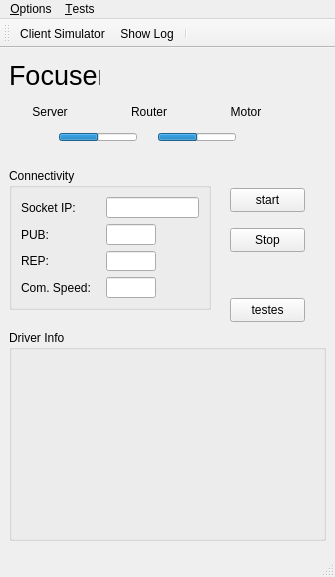
dev-LNA/HostFocuser160, file assets/ui/main.ui: the form before one commit.
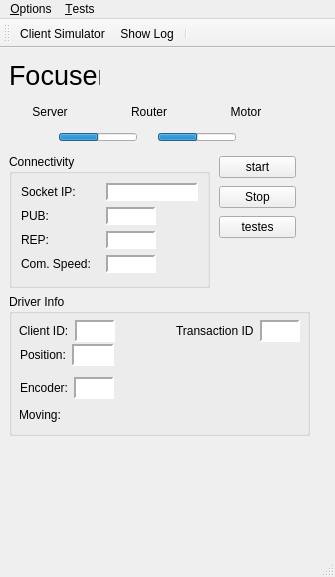
The form after the commit. Icons and pictures are not drawn.

Diff of the .ui file:
```diff
--- a/assets/ui/main.ui
+++ b/assets/ui/main.ui
@@ -2178,9 +2178,9 @@
     <property name="geometry">
      <rect>
       <x>9</x>
-      <y>120</y>
-      <width>202</width>
-      <height>142</height>
+      <y>106</y>
+      <width>201</width>
+      <height>134</height>
      </rect>
     </property>
     <property name="title">
@@ -2191,40 +2191,12 @@
       <number>15</number>
      </property>
      <item row="0" column="0">
-      <widget class="QLabel" name="lblSocketIP">
+      <widget class="QLabel" name="lblIP">
        <property name="text">
         <string>Socket IP:</string>
        </property>
       </widget>
      </item>
-     <item row="0" column="1">
-      <widget class="QLineEdit" name="txtSocketIP">
-       <property name="maximumSize">
-        <size>
-         <width>100</width>
-         <height>16777215</height>
-        </size>
-       </property>
-       <property name="focusPolicy">
-        <enum>Qt::FocusPolicy::NoFocus</enum>
-       </property>
-       <property name="statusTip">
-        <string>IP Address of the Binded Socket</string>
-       </property>
-       <property name="text">
-        <string/>
-       </property>
-       <property name="alignment">
-        <set>Qt::AlignmentFlag::AlignCenter</set>
-       </property>
-       <property name="readOnly">
-        <bool>true</bool>
-       </property>
-       <property name="placeholderText">
-        <string/>
-       </property>
-      </widget>
-     </item>
      <item row="1" column="0">
       <widget class="QLabel" name="lblPUB">
        <property name="text">
@@ -2232,34 +2204,6 @@
        </property>
       </widget>
      </item>
-     <item row="1" column="1">
-      <widget class="QLineEdit" name="txtPortPUB">
-       <property name="maximumSize">
-        <size>
-         <width>50</width>
-         <height>16777215</height>
-        </size>
-       </property>
-       <property name="cursor">
-        <cursorShape>IBeamCursor</cursorShape>
-       </property>
-       <property name="focusPolicy">
-        <enum>Qt::FocusPolicy::NoFocus</enum>
-       </property>
-       <property name="toolTip">
-        <string/>
-       </property>
-       <property name="statusTip">
-        <string>Configured PUB Port</string>
-       </property>
-       <property name="alignment">
-        <set>Qt::AlignmentFlag::AlignCenter</set>
-       </property>
-       <property name="readOnly">
-        <bool>true</bool>
-       </property>
-      </widget>
-     </item>
      <item row="2" column="0">
       <widget class="QLabel" name="lblREP">
        <property name="text">
@@ -2267,51 +2211,125 @@
        </property>
       </widget>
      </item>
-     <item row="2" column="1">
-      <widget class="QLineEdit" name="txtPortREP">
-       <property name="maximumSize">
-        <size>
-         <width>50</width>
-         <height>16777215</height>
-        </size>
-       </property>
-       <property name="focusPolicy">
-        <enum>Qt::FocusPolicy::NoFocus</enum>
-       </property>
-       <property name="toolTip">
-        <string/>
-       </property>
-       <property name="statusTip">
-        <string>Configured REP Port</string>
-       </property>
-       <property name="alignment">
-        <set>Qt::AlignmentFlag::AlignCenter</set>
-       </property>
-       <property name="readOnly">
-        <bool>true</bool>
-       </property>
-      </widget>
-     </item>
      <item row="3" column="0">
-      <widget class="QLabel" name="lblComSpeed">
+      <widget class="QLabel" name="lblSpeed">
        <property name="text">
         <string>Com. Speed:</string>
        </property>
       </widget>
      </item>
+     <item row="0" column="1">
+      <widget class="QLabel" name="lblSocketIP">
+       <property name="maximumSize">
+        <size>
+         <width>100</width>
+         <height>16777215</height>
+        </size>
+       </property>
+       <property name="styleSheet">
+        <string notr="true">background-color: white</string>
+       </property>
+       <property name="frameShape">
+        <enum>QFrame::Shape::Panel</enum>
+       </property>
+       <property name="frameShadow">
+        <enum>QFrame::Shadow::Sunken</enum>
+       </property>
+       <property name="lineWidth">
+        <number>2</number>
+       </property>
+       <property name="midLineWidth">
+        <number>0</number>
+       </property>
+       <property name="text">
+        <string/>
+       </property>
+       <property name="alignment">
+        <set>Qt::AlignmentFlag::AlignCenter</set>
+       </property>
+      </widget>
+     </item>
+     <item row="1" column="1">
+      <widget class="QLabel" name="lblPortPUB">
+       <property name="maximumSize">
+        <size>
+         <width>50</width>
+         <height>20</height>
+        </size>
+       </property>
+       <property name="styleSheet">
+        <string notr="true">background-color: white</string>
+       </property>
+       <property name="frameShape">
+        <enum>QFrame::Shape::Panel</enum>
+       </property>
+       <property name="frameShadow">
+        <enum>QFrame::Shadow::Sunken</enum>
+       </property>
+       <property name="lineWidth">
+        <number>2</number>
+       </property>
+       <property name="text">
+        <string/>
+       </property>
+       <property name="alignment">
+        <set>Qt::AlignmentFlag::AlignCenter</set>
+       </property>
+      </widget>
+     </item>
+     <item row="2" column="1">
+      <widget class="QLabel" name="lblPortREP">
+       <property name="maximumSize">
+        <size>
+         <width>50</width>
+         <height>20</height>
+        </size>
+       </property>
+       <property name="styleSheet">
+        <string notr="true">background-color: white</string>
+       </property>
+       <property name="frameShape">
+        <enum>QFrame::Shape::Panel</enum>
+       </property>
+       <property name="frameShadow">
+        <enum>QFrame::Shadow::Sunken</enum>
+       </property>
+       <property name="lineWidth">
+        <number>2</number>
+       </property>
+       <property name="text">
+        <string/>
+       </property>
+       <property name="alignment">
+        <set>Qt::AlignmentFlag::AlignCenter</set>
+       </property>
+      </widget>
+     </item>
      <item row="3" column="1">
-      <widget class="QLineEdit" name="txtComSpeed">
+      <widget class="QLabel" name="lblComSpeed">
        <property name="maximumSize">
         <size>
          <width>50</width>
-         <height>16777215</height>
+         <height>20</height>
         </size>
        </property>
-       <property name="focusPolicy">
-        <enum>Qt::FocusPolicy::NoFocus</enum>
+       <property name="styleSheet">
+        <string notr="true">background-color: white</string>
        </property>
-       <property name="readOnly">
-        <bool>true</bool>
+       <property name="frameShape">
+        <enum>QFrame::Shape::Panel</enum>
+       </property>
+       <property name="frameShadow">
+        <enum>QFrame::Shadow::Sunken</enum>
+       </property>
+       <property name="lineWidth">
+        <number>2</number>
+       </property>
+       <property name="text">
+        <string/>
+       </property>
+       <property name="alignment">
+        <set>Qt::AlignmentFlag::AlignCenter</set>
        </property>
       </widget>
      </item>
@@ -2321,53 +2339,380 @@
     <property name="geometry">
      <rect>
       <x>9</x>
-      <y>282</y>
-      <width>317</width>
-      <height>211</height>
+      <y>246</y>
+      <width>301</width>
+      <height>142</height>
      </rect>
     </property>
+    <property name="minimumSize">
+     <size>
+      <width>0</width>
+      <height>120</height>
+     </size>
+    </property>
+    <property name="styleSheet">
+     <string notr="true"/>
+    </property>
     <property name="title">
      <string>Driver Info</string>
     </property>
+    <widget class="QWidget" name="">
+     <property name="geometry">
+      <rect>
+       <x>10</x>
+       <y>26</y>
+       <width>281</width>
+       <height>22</height>
+      </rect>
+     </property>
+     <layout class="QHBoxLayout" name="horizontalLayout_2">
+      <property name="spacing">
+       <number>6</number>
+      </property>
+      <item>
+       <widget class="QLabel" name="lblClientId">
+        <property name="text">
+         <string>Client ID:</string>
+        </property>
+       </widget>
+      </item>
+      <item>
+       <widget class="QLabel" name="lblClientID_val">
+        <property name="minimumSize">
+         <size>
+          <width>40</width>
+          <height>0</height>
+         </size>
+        </property>
+        <property name="maximumSize">
+         <size>
+          <width>50</width>
+          <height>16777215</height>
+         </size>
+        </property>
+        <property name="styleSheet">
+         <string notr="true">background-color: white</string>
+        </property>
+        <property name="frameShape">
+         <enum>QFrame::Shape::Panel</enum>
+        </property>
+        <property name="frameShadow">
+         <enum>QFrame::Shadow::Sunken</enum>
+        </property>
+        <property name="lineWidth">
+         <number>2</number>
+        </property>
+        <property name="text">
+         <string/>
+        </property>
+        <property name="alignment">
+         <set>Qt::AlignmentFlag::AlignCenter</set>
+        </property>
+       </widget>
+      </item>
+      <item>
+       <spacer name="horizontalSpacer_2">
+        <property name="orientation">
+         <enum>Qt::Orientation::Horizontal</enum>
+        </property>
+        <property name="sizeHint" stdset="0">
+         <size>
+          <width>40</width>
+          <height>20</height>
+         </size>
+        </property>
+       </spacer>
+      </item>
+      <item>
+       <widget class="QLabel" name="lblTransactionId">
+        <property name="text">
+         <string>Transaction ID</string>
+        </property>
+       </widget>
+      </item>
+      <item>
+       <widget class="QLabel" name="lblTransactionId_val">
+        <property name="minimumSize">
+         <size>
+          <width>40</width>
+          <height>0</height>
+         </size>
+        </property>
+        <property name="maximumSize">
+         <size>
+          <width>60</width>
+          <height>16777215</height>
+         </size>
+        </property>
+        <property name="styleSheet">
+         <string notr="true">background-color: white</string>
+        </property>
+        <property name="frameShape">
+         <enum>QFrame::Shape::Panel</enum>
+        </property>
+        <property name="frameShadow">
+         <enum>QFrame::Shadow::Sunken</enum>
+        </property>
+        <property name="lineWidth">
+         <number>2</number>
+        </property>
+        <property name="text">
+         <string/>
+        </property>
+        <property name="alignment">
+         <set>Qt::AlignmentFlag::AlignCenter</set>
+        </property>
+       </widget>
+      </item>
+     </layout>
+    </widget>
+    <widget class="QWidget" name="">
+     <property name="geometry">
+      <rect>
+       <x>11</x>
+       <y>50</y>
+       <width>94</width>
+       <height>22</height>
+      </rect>
+     </property>
+     <layout class="QHBoxLayout" name="horizontalLayout_5">
+      <item>
+       <widget class="QLabel" name="lblPosition">
+        <property name="maximumSize">
+         <size>
+          <width>50</width>
+          <height>16777215</height>
+         </size>
+        </property>
+        <property name="text">
+         <string>Position:</string>
+        </property>
+       </widget>
+      </item>
+      <item>
+       <widget class="QLabel" name="lblPosition_val">
+        <property name="enabled">
+         <bool>true</bool>
+        </property>
+        <property name="minimumSize">
+         <size>
+          <width>40</width>
+          <height>0</height>
+         </size>
+        </property>
+        <property name="maximumSize">
+         <size>
+          <width>50</width>
+          <height>16777215</height>
+         </size>
+        </property>
+        <property name="styleSheet">
+         <string notr="true">background-color: white</string>
+        </property>
+        <property name="frameShape">
+         <enum>QFrame::Shape::Panel</enum>
+        </property>
+        <property name="frameShadow">
+         <enum>QFrame::Shadow::Sunken</enum>
+        </property>
+        <property name="lineWidth">
+         <number>2</number>
+        </property>
+        <property name="midLineWidth">
+         <number>0</number>
+        </property>
+        <property name="text">
+         <string/>
+        </property>
+        <property name="alignment">
+         <set>Qt::AlignmentFlag::AlignCenter</set>
+        </property>
+       </widget>
+      </item>
+     </layout>
+    </widget>
+    <widget class="QWidget" name="">
+     <property name="geometry">
+      <rect>
+       <x>11</x>
+       <y>83</y>
+       <width>94</width>
+       <height>22</height>
+      </rect>
+     </property>
+     <layout class="QHBoxLayout" name="horizontalLayout_6">
+      <item>
+       <widget class="QLabel" name="lblEncoder">
+        <property name="text">
+         <string>Encoder:</string>
+        </property>
+       </widget>
+      </item>
+      <item>
+       <widget class="QLabel" name="lblEncoder_val">
+        <property name="minimumSize">
+         <size>
+          <width>40</width>
+          <height>0</height>
+         </size>
+        </property>
+        <property name="maximumSize">
+         <size>
+          <width>50</width>
+          <height>16777215</height>
+         </size>
+        </property>
+        <property name="styleSheet">
+         <string notr="true">background-color: white</string>
+        </property>
+        <property name="frameShape">
+         <enum>QFrame::Shape::Panel</enum>
+        </property>
+        <property name="frameShadow">
+         <enum>QFrame::Shadow::Sunken</enum>
+        </property>
+        <property name="lineWidth">
+         <number>2</number>
+        </property>
+        <property name="midLineWidth">
+         <number>0</number>
+        </property>
+        <property name="text">
+         <string/>
+        </property>
+        <property name="alignment">
+         <set>Qt::AlignmentFlag::AlignCenter</set>
+        </property>
+       </widget>
+      </item>
+     </layout>
+    </widget>
+    <widget class="QWidget" name="">
+     <property name="geometry">
+      <rect>
+       <x>10</x>
+       <y>110</y>
+       <width>112</width>
+       <height>22</height>
+      </rect>
+     </property>
+     <layout class="QHBoxLayout" name="horizontalLayout">
+      <item>
+       <widget class="QLabel" name="lblMoving">
+        <property name="minimumSize">
+         <size>
+          <width>44</width>
+          <height>16</height>
+         </size>
+        </property>
+        <property name="maximumSize">
+         <size>
+          <width>44</width>
+          <height>16</height>
+         </size>
+        </property>
+        <property name="styleSheet">
+         <string notr="true"/>
+        </property>
+        <property name="frameShape">
+         <enum>QFrame::Shape::NoFrame</enum>
+        </property>
+        <property name="frameShadow">
+         <enum>QFrame::Shadow::Sunken</enum>
+        </property>
+        <property name="text">
+         <string>Moving:</string>
+        </property>
+        <property name="alignment">
+         <set>Qt::AlignmentFlag::AlignLeading|Qt::AlignmentFlag::AlignLeft|Qt::AlignmentFlag::AlignVCenter</set>
+        </property>
+       </widget>
+      </item>
+      <item>
+       <widget class="QLabel" name="ledMoving">
+        <property name="minimumSize">
+         <size>
+          <width>14</width>
+          <height>14</height>
+         </size>
+        </property>
+        <property name="maximumSize">
+         <size>
+          <width>14</width>
+          <height>14</height>
+         </size>
+        </property>
+        <property name="layoutDirection">
+         <enum>Qt::LayoutDirection::RightToLeft</enum>
+        </property>
+        <property name="styleSheet">
+         <string notr="true">border-radius:7px;</string>
+        </property>
+        <property name="frameShape">
+         <enum>QFrame::Shape::NoFrame</enum>
+        </property>
+        <property name="frameShadow">
+         <enum>QFrame::Shadow::Sunken</enum>
+        </property>
+        <property name="text">
+         <string/>
+        </property>
+        <property name="alignment">
+         <set>Qt::AlignmentFlag::AlignCenter</set>
+        </property>
+        <property name="statusLed" stdset="0">
+         <string>NOK</string>
+        </property>
+       </widget>
+      </item>
+      <item>
+       <spacer name="horizontalSpacer">
+        <property name="orientation">
+         <enum>Qt::Orientation::Horizontal</enum>
+        </property>
+        <property name="sizeHint" stdset="0">
+         <size>
+          <width>40</width>
+          <height>20</height>
+         </size>
+        </property>
+       </spacer>
+      </item>
+     </layout>
+    </widget>
    </widget>
-   <widget class="QPushButton" name="btnTestes">
+   <widget class="QWidget" name="">
     <property name="geometry">
      <rect>
-      <x>230</x>
-      <y>250</y>
-      <width>75</width>
-      <height>24</height>
+      <x>219</x>
+      <y>106</y>
+      <width>77</width>
+      <height>86</height>
      </rect>
     </property>
-    <property name="text">
-     <string>testes</string>
-    </property>
-   </widget>
-   <widget class="QPushButton" name="btnStart">
-    <property name="geometry">
-     <rect>
-      <x>230</x>
-      <y>140</y>
-      <width>75</width>
-      <height>24</height>
-     </rect>
-    </property>
-    <property name="text">
-     <string>start</string>
-    </property>
-   </widget>
-   <widget class="QPushButton" name="btnStop">
-    <property name="geometry">
-     <rect>
-      <x>230</x>
-      <y>180</y>
-      <width>75</width>
-      <height>24</height>
-     </rect>
-    </property>
-    <property name="text">
-     <string>Stop</string>
-    </property>
+    <layout class="QVBoxLayout" name="verticalLayout">
+     <item>
+      <widget class="QPushButton" name="btnStart">
+       <property name="text">
+        <string>start</string>
+       </property>
+      </widget>
+     </item>
+     <item>
+      <widget class="QPushButton" name="btnStop">
+       <property name="text">
+        <string>Stop</string>
+       </property>
+      </widget>
+     </item>
+     <item>
+      <widget class="QPushButton" name="btnTestes">
+       <property name="text">
+        <string>testes</string>
+       </property>
+      </widget>
+     </item>
+    </layout>
    </widget>
   </widget>
   <widget class="QMenuBar" name="menubar">
```
